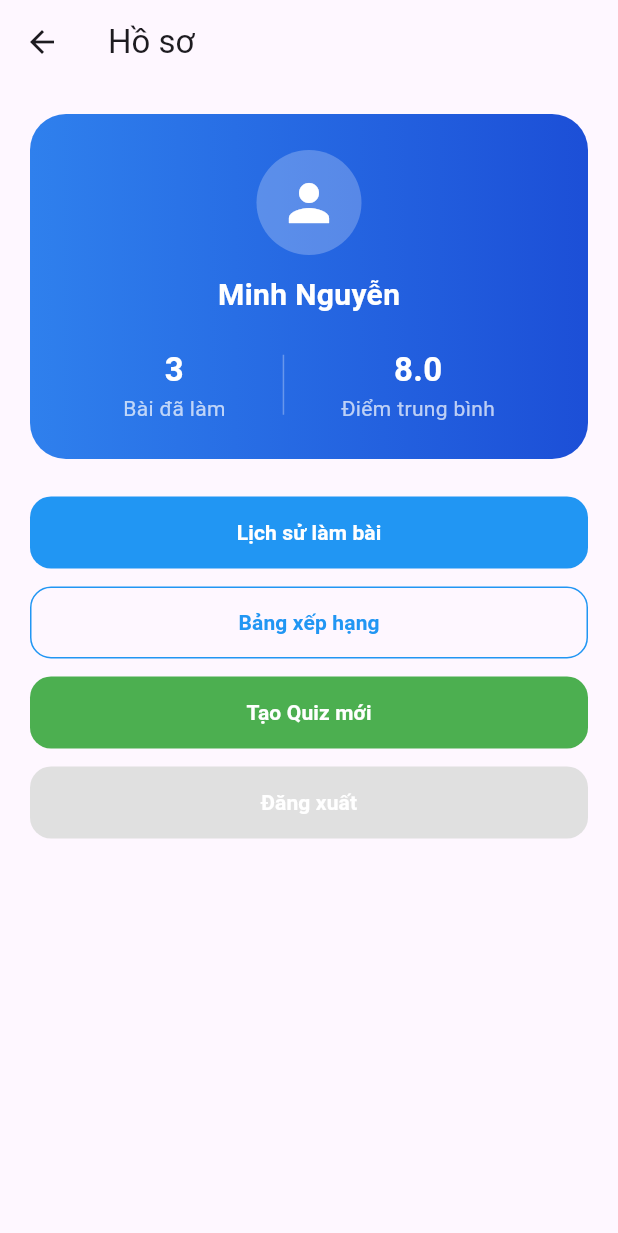
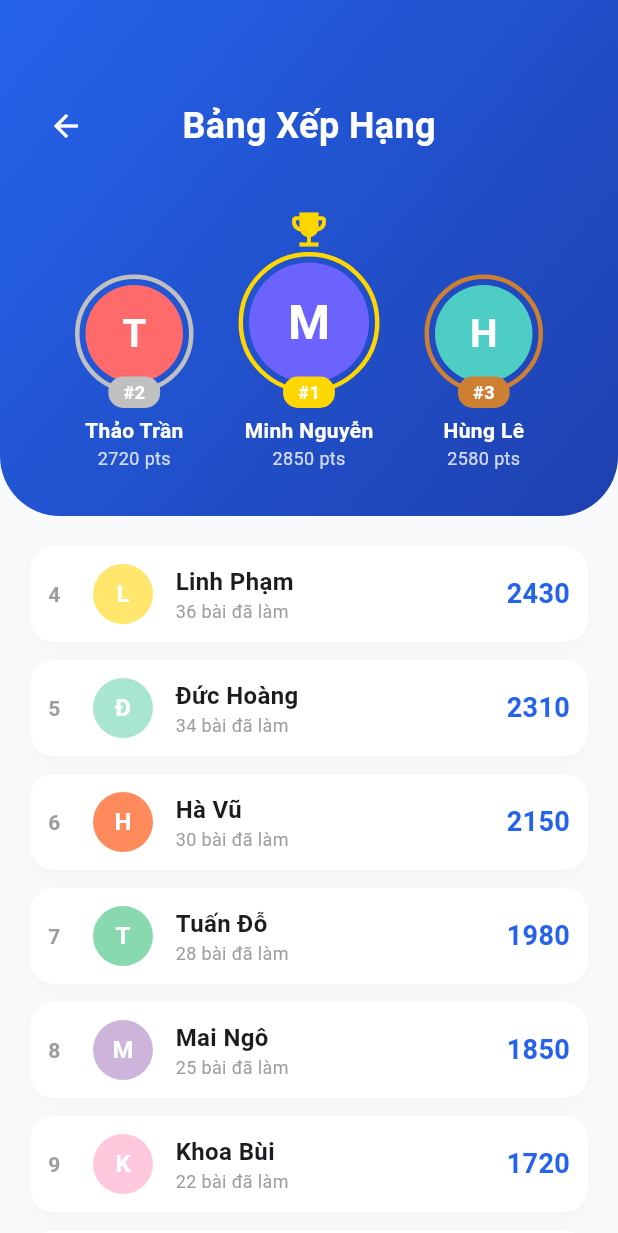
Before and after one commit to hungkinang/2026_3_LTTBDD_N02_Nhom_9, a Flutter app: the ProfileView screen opened directly, after a tap on "Bảng xếp hạng", on a phone screen of 412 x 824 dp. Shown: the top 1233 px of the screen. Run offline on Flutter 3.47's test engine with Material 3 defaults, Android fonts, the phone set to English and light mode, and no system bars.

Commit message:
add ranking

```diff
--- /dev/null
+++ b/lib/controllers/leaderboard_controller.dart
@@ -0,0 +1,23 @@
+import '../data/fake_db.dart';
+import '../models/leaderboard_model.dart';
+
+class LeaderboardController {
+  List<LeaderboardEntry> getLeaderboard() {
+    final list = List<LeaderboardEntry>.from(FakeDB.leaderboard);
+    list.sort((a, b) => b.score.compareTo(a.score));
+    for (int i = 0; i < list.length; i++) {
+      list[i].rank = i + 1;
+    }
+    return list;
+  }
+
+  List<LeaderboardEntry> getTop3() {
+    final all = getLeaderboard();
+    return all.take(3).toList();
+  }
+
+  List<LeaderboardEntry> getRest() {
+    final all = getLeaderboard();
+    return all.skip(3).toList();
+  }
+}
--- a/lib/data/fake_db.dart
+++ b/lib/data/fake_db.dart
@@ -1,5 +1,7 @@
+import 'package:flutter/material.dart';
 import '../models/user_model.dart';
 import '../models/history_model.dart';
+import '../models/leaderboard_model.dart';
 
 class FakeDB {
   static List<UserModel> users = [
@@ -25,4 +27,17 @@ class FakeDB {
       date: "08/03/2022",
     ),
   ];
+
+  static List<LeaderboardEntry> leaderboard = [
+    LeaderboardEntry(rank: 1, name: "Minh Nguyễn", score: 2850, quizCount: 45, avatarColor: const Color(0xFF6C63FF)),
+    LeaderboardEntry(rank: 2, name: "Thảo Trần", score: 2720, quizCount: 42, avatarColor: const Color(0xFFFF6B6B)),
+    LeaderboardEntry(rank: 3, name: "Hùng Lê", score: 2580, quizCount: 38, avatarColor: const Color(0xFF4ECDC4)),
+    LeaderboardEntry(rank: 4, name: "Linh Phạm", score: 2430, quizCount: 36, avatarColor: const Color(0xFFFFE66D)),
+    LeaderboardEntry(rank: 5, name: "Đức Hoàng", score: 2310, quizCount: 34, avatarColor: const Color(0xFFA8E6CF)),
+    LeaderboardEntry(rank: 6, name: "Hà Vũ", score: 2150, quizCount: 30, avatarColor: const Color(0xFFFF8A5C)),
+    LeaderboardEntry(rank: 7, name: "Tuấn Đỗ", score: 1980, quizCount: 28, avatarColor: const Color(0xFF88D8B0)),
+    LeaderboardEntry(rank: 8, name: "Mai Ngô", score: 1850, quizCount: 25, avatarColor: const Color(0xFFCDB4DB)),
+    LeaderboardEntry(rank: 9, name: "Khoa Bùi", score: 1720, quizCount: 22, avatarColor: const Color(0xFFFFC8DD)),
+    LeaderboardEntry(rank: 10, name: "Yến Lý", score: 1590, quizCount: 20, avatarColor: const Color(0xFFBDE0FE)),
+  ];
 }
--- /dev/null
+++ b/lib/models/leaderboard_model.dart
@@ -0,0 +1,17 @@
+import 'package:flutter/material.dart';
+
+class LeaderboardEntry {
+  int rank;
+  String name;
+  int score;
+  int quizCount;
+  Color avatarColor;
+
+  LeaderboardEntry({
+    required this.rank,
+    required this.name,
+    required this.score,
+    required this.quizCount,
+    required this.avatarColor,
+  });
+}
--- /dev/null
+++ b/lib/views/leaderboard_view.dart
@@ -0,0 +1,221 @@
+import 'package:flutter/material.dart';
+import '../controllers/leaderboard_controller.dart';
+import '../models/leaderboard_model.dart';
+
+class LeaderboardView extends StatelessWidget {
+  const LeaderboardView({super.key});
+
+  @override
+  Widget build(BuildContext context) {
+    final controller = LeaderboardController();
+    final top3 = controller.getTop3();
+    final rest = controller.getRest();
+
+    return Scaffold(
+      backgroundColor: const Color(0xFFF8FAFC),
+      body: Column(
+        children: [
+          // Header with Podium
+          Container(
+            padding: const EdgeInsets.only(top: 60, bottom: 30, left: 20, right: 20),
+            decoration: const BoxDecoration(
+              gradient: LinearGradient(
+                colors: [Color(0xFF2563EB), Color(0xFF1E40AF)],
+                begin: Alignment.topLeft,
+                end: Alignment.bottomRight,
+              ),
+              borderRadius: BorderRadius.vertical(
+                bottom: Radius.circular(40),
+              ),
+            ),
+            child: Column(
+              children: [
+                Stack(
+                  alignment: Alignment.center,
+                  children: [
+                    if (Navigator.canPop(context))
+                      Align(
+                        alignment: Alignment.centerLeft,
+                        child: IconButton(
+                          icon: const Icon(Icons.arrow_back, color: Colors.white),
+                          onPressed: () => Navigator.pop(context),
+                        ),
+                      ),
+                    const Text(
+                      "Bảng Xếp Hạng",
+                      style: TextStyle(
+                        color: Colors.white,
+                        fontSize: 24,
+                        fontWeight: FontWeight.bold,
+                      ),
+                    ),
+                  ],
+                ),
+                const SizedBox(height: 30),
+                if (top3.length >= 3)
+                  Row(
+                    mainAxisAlignment: MainAxisAlignment.spaceEvenly,
+                    crossAxisAlignment: CrossAxisAlignment.end,
+                    children: [
+                      _podiumItem(top3[1], 2), // Rank 2
+                      _podiumItem(top3[0], 1), // Rank 1
+                      _podiumItem(top3[2], 3), // Rank 3
+                    ],
+                  ),
+              ],
+            ),
+          ),
+
+          // Scrollable List
+          Expanded(
+            child: ListView.builder(
+              padding: const EdgeInsets.symmetric(horizontal: 20, vertical: 20),
+              itemCount: rest.length,
+              itemBuilder: (context, index) {
+                final entry = rest[index];
+                return _rankItem(entry);
+              },
+            ),
+          ),
+        ],
+      ),
+    );
+  }
+
+  Widget _podiumItem(LeaderboardEntry entry, int rank) {
+    double avatarSize = rank == 1 ? 80 : 65;
+    double crownSize = rank == 1 ? 30 : 25;
+    Color medalColor = rank == 1
+        ? const Color(0xFFFFD700)
+        : (rank == 2 ? const Color(0xFFC0C0C0) : const Color(0xFFCD7F32));
+
+    return Column(
+      children: [
+        if (rank == 1)
+          Icon(Icons.emoji_events, color: medalColor, size: crownSize)
+        else
+          const SizedBox(height: 10),
+        Stack(
+          alignment: Alignment.bottomCenter,
+          children: [
+            Container(
+              padding: const EdgeInsets.all(4),
+              decoration: BoxDecoration(
+                shape: BoxShape.circle,
+                border: Border.all(color: medalColor, width: 3),
+              ),
+              child: CircleAvatar(
+                radius: avatarSize / 2,
+                backgroundColor: entry.avatarColor,
+                child: Text(
+                  entry.name[0],
+                  style: TextStyle(
+                    fontSize: avatarSize / 2.5,
+                    fontWeight: FontWeight.bold,
+                    color: Colors.white,
+                  ),
+                ),
+              ),
+            ),
+            Container(
+              transform: Matrix4.translationValues(0, 10, 0),
+              padding: const EdgeInsets.symmetric(horizontal: 10, vertical: 2),
+              decoration: BoxDecoration(
+                color: medalColor,
+                borderRadius: BorderRadius.circular(10),
+              ),
+              child: Text(
+                "#$rank",
+                style: const TextStyle(
+                  color: Colors.white,
+                  fontWeight: FontWeight.bold,
+                  fontSize: 12,
+                ),
+              ),
+            ),
+          ],
+        ),
+        const SizedBox(height: 15),
+        Text(
+          entry.name,
+          style: const TextStyle(
+            color: Colors.white,
+            fontWeight: FontWeight.bold,
+            fontSize: 14,
+          ),
+        ),
+        Text(
+          "${entry.score} pts",
+          style: TextStyle(
+            color: Colors.white.withValues(alpha: 0.8),
+            fontSize: 12,
+          ),
+        ),
+      ],
+    );
+  }
+
+  Widget _rankItem(LeaderboardEntry entry) {
+    return Container(
+      margin: const EdgeInsets.only(bottom: 12),
+      padding: const EdgeInsets.all(12),
+      decoration: BoxDecoration(
+        color: Colors.white,
+        borderRadius: BorderRadius.circular(16),
+        boxShadow: [
+          BoxShadow(
+            color: Colors.black.withValues(alpha: 0.03),
+            blurRadius: 10,
+            offset: const Offset(0, 4),
+          ),
+        ],
+      ),
+      child: Row(
+        children: [
+          SizedBox(
+            width: 30,
+            child: Text(
+              "${entry.rank}",
+              style: const TextStyle(
+                fontWeight: FontWeight.bold,
+                color: Colors.grey,
+              ),
+            ),
+          ),
+          CircleAvatar(
+            radius: 20,
+            backgroundColor: entry.avatarColor,
+            child: Text(
+              entry.name[0],
+              style: const TextStyle(color: Colors.white, fontWeight: FontWeight.bold),
+            ),
+          ),
+          const SizedBox(width: 15),
+          Expanded(
+            child: Column(
+              crossAxisAlignment: CrossAxisAlignment.start,
+              children: [
+                Text(
+                  entry.name,
+                  style: const TextStyle(fontWeight: FontWeight.bold, fontSize: 16),
+                ),
+                Text(
+                  "${entry.quizCount} bài đã làm",
+                  style: const TextStyle(color: Colors.grey, fontSize: 12),
+                ),
+              ],
+            ),
+          ),
+          Text(
+            "${entry.score}",
+            style: const TextStyle(
+              color: Color(0xFF2563EB),
+              fontWeight: FontWeight.bold,
+              fontSize: 18,
+            ),
+          ),
+        ],
+      ),
+    );
+  }
+}
--- a/lib/views/login_view.dart
+++ b/lib/views/login_view.dart
@@ -1,6 +1,5 @@
 import 'package:flutter/material.dart';
 import '../controllers/auth_controller.dart';
-import '../models/user_model.dart';
 import 'register_view.dart';
 import 'main_view.dart';
 
--- a/lib/views/main_view.dart
+++ b/lib/views/main_view.dart
@@ -2,6 +2,7 @@ import 'package:flutter/material.dart';
 import 'home_view.dart';
 import 'history_view.dart';
 import 'profile_view.dart';
+import 'leaderboard_view.dart';
 
 class MainView extends StatefulWidget {
   const MainView({super.key});
@@ -13,7 +14,12 @@ class MainView extends StatefulWidget {
 class _MainViewState extends State<MainView> {
   int index = 0;
 
-  final pages = [const HomeView(), const HistoryView(), const ProfileView()];
+  final pages = [
+    const HomeView(),
+    const LeaderboardView(),
+    const HistoryView(),
+    const ProfileView(),
+  ];
 
   @override
   Widget build(BuildContext context) {
@@ -23,17 +29,27 @@ class _MainViewState extends State<MainView> {
         currentIndex: index,
         onTap: (i) => setState(() => index = i),
         selectedItemColor: Colors.blue,
+        unselectedItemColor: Colors.grey,
+        type: BottomNavigationBarType.fixed,
         items: const [
           BottomNavigationBarItem(
             icon: Icon(Icons.home_outlined),
+            activeIcon: Icon(Icons.home),
             label: "Trang chủ",
           ),
           BottomNavigationBarItem(
+            icon: Icon(Icons.emoji_events_outlined),
+            activeIcon: Icon(Icons.emoji_events),
+            label: "Xếp hạng",
+          ),
+          BottomNavigationBarItem(
             icon: Icon(Icons.favorite_border),
+            activeIcon: Icon(Icons.favorite),
             label: "Lịch sử",
           ),
           BottomNavigationBarItem(
             icon: Icon(Icons.person_outline),
+            activeIcon: Icon(Icons.person),
             label: "Hồ sơ",
           ),
         ],
--- a/lib/views/profile_view.dart
+++ b/lib/views/profile_view.dart
@@ -1,6 +1,7 @@
 import 'package:flutter/material.dart';
 import '../controllers/history_controller.dart';
 import 'history_view.dart';
+import 'leaderboard_view.dart';
 import 'login_view.dart';
 
 class ProfileView extends StatelessWidget {
@@ -114,7 +115,14 @@ class ProfileView extends StatelessWidget {
             button(
               "Bảng xếp hạng",
               Colors.transparent,
-              () {},
+              () {
+                Navigator.push(
+                  context,
+                  MaterialPageRoute(
+                    builder: (_) => const LeaderboardView(),
+                  ),
+                );
+              },
               border: true,
             ),
             button("Tạo Quiz mới", Colors.green, () {}),
--- a/lib/views/register_view.dart
+++ b/lib/views/register_view.dart
@@ -1,6 +1,5 @@
 import 'package:flutter/material.dart';
 import '../controllers/auth_controller.dart';
-import '../models/user_model.dart';
 import 'login_view.dart';
 
 class RegisterView extends StatefulWidget {
```
